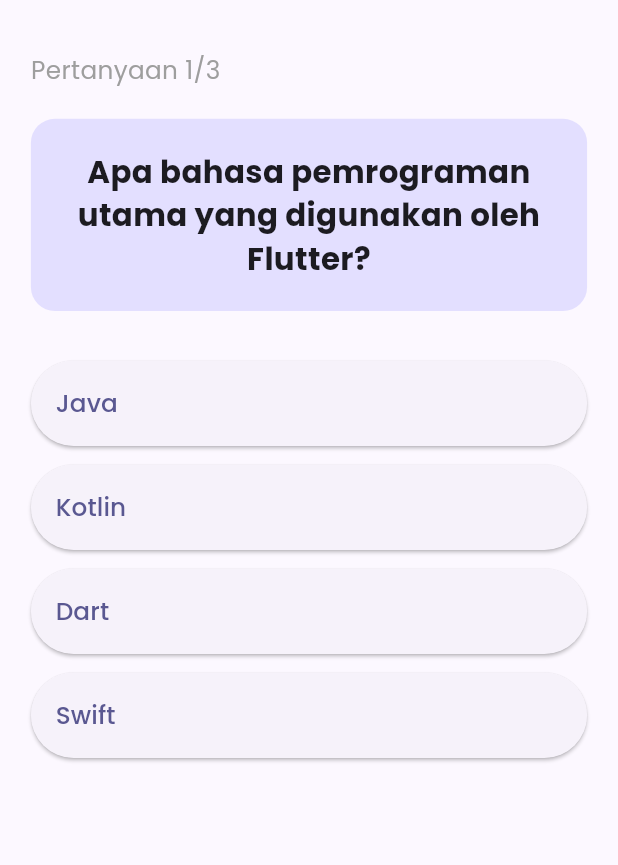
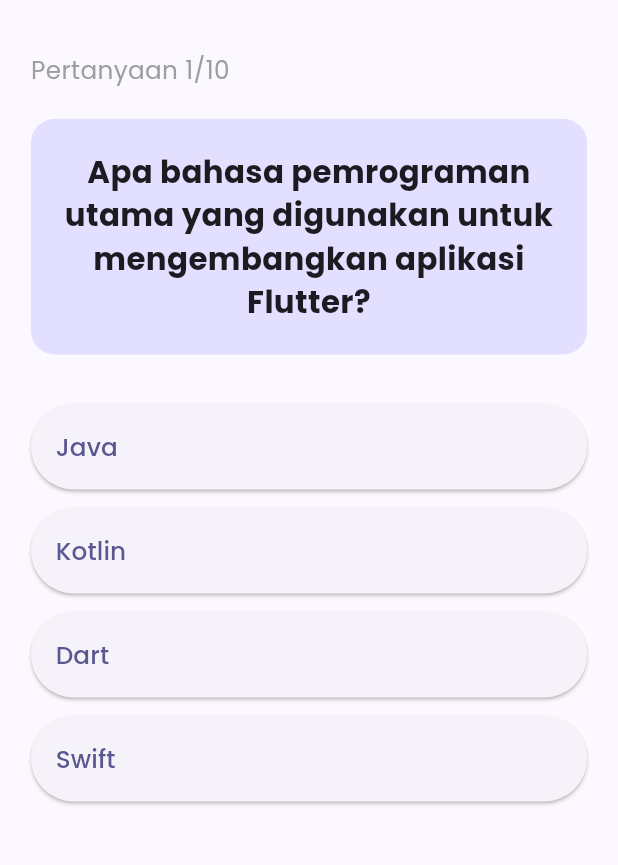
Before and after one commit to ArghaNiqieW11/UTS_Lab_PemMob, a Flutter app: the QuizScreen screen opened by its route, on a phone screen of 412 x 824 dp, the part 63-928 px from its top. Run offline on Flutter 3.47's test engine with Material 3 defaults, Android fonts, the phone set to English and light mode, and no system bars; our stand-ins replace go_router, google_fonts.

Commit message:
feat: expand quiz data to 10 questions covering Flutter basics

```diff
--- a/lib/data/quiz_data.dart
+++ b/lib/data/quiz_data.dart
@@ -3,19 +3,54 @@
 class QuizData {
   static const List<Question> questions = [
     Question(
-      questionText: 'Apa bahasa pemrograman utama yang digunakan oleh Flutter?',
+      questionText: 'Apa bahasa pemrograman utama yang digunakan untuk mengembangkan aplikasi Flutter?',
       options: ['Java', 'Kotlin', 'Dart', 'Swift'],
       correctOptionIndex: 2,
     ),
     Question(
-      questionText: 'Widget apa yang digunakan untuk menyusun elemen secara vertikal?',
+      questionText: 'Widget apa yang digunakan untuk menyusun elemen UI secara vertikal (dari atas ke bawah)?',
       options: ['Row', 'Column', 'Stack', 'Container'],
       correctOptionIndex: 1,
     ),
     Question(
-      questionText: 'Manakah yang BUKAN merupakan jenis widget di Flutter?',
+      questionText: 'Manakah yang BUKAN merupakan jenis widget dasar di Flutter?',
       options: ['StatelessWidget', 'StatefulWidget', 'InheritedWidget', 'DynamicWidget'],
       correctOptionIndex: 3,
     ),
+    Question(
+      questionText: 'Fitur Flutter yang memungkinkan kita melihat perubahan UI secara instan tanpa mengulang build aplikasi dari awal disebut?',
+      options: ['Hot Restart', 'Hot Reload', 'Instant Build', 'Fast Compile'],
+      correctOptionIndex: 1,
+    ),
+    Question(
+      questionText: 'Jika kamu ingin membuat aplikasi dengan state/data yang bisa berubah-ubah, widget apa yang harus dipakai?',
+      options: ['StatelessWidget', 'StatefulWidget', 'MaterialApp', 'Scaffold'],
+      correctOptionIndex: 1,
+    ),
+    Question(
+      questionText: 'Widget apa yang menyediakan struktur dasar visual material (seperti AppBar, FloatingActionButton, dan Drawer)?',
+      options: ['Scaffold', 'Container', 'Column', 'MaterialApp'],
+      correctOptionIndex: 0,
+    ),
+    Question(
+      questionText: 'Fungsi utama yang menjadi titik awal eksekusi seluruh aplikasi Dart/Flutter adalah?',
+      options: ['build()', 'runApp()', 'main()', 'start()'],
+      correctOptionIndex: 2,
+    ),
+    Question(
+      questionText: 'File konfigurasi utama tempat kita mendaftarkan package, assets, dan font pada proyek Flutter adalah?',
+      options: ['main.dart', 'build.gradle', 'pubspec.yaml', 'AndroidManifest.xml'],
+      correctOptionIndex: 2,
+    ),
+    Question(
+      questionText: 'Untuk membuat sebuah teks menjadi tebal (bold), properti apa yang diubah pada class TextStyle?',
+      options: ['fontWeight', 'fontStyle', 'fontSize', 'fontColor'],
+      correctOptionIndex: 0,
+    ),
+    Question(
+      questionText: 'Apa kegunaan utama dari MediaQuery di Flutter?',
+      options: ['Memutar video/audio', 'Mendapatkan ukuran dan orientasi layar', 'Melakukan query ke database', 'Mengatur tema warna aplikasi'],
+      correctOptionIndex: 1,
+    ),
   ];
 }
```
